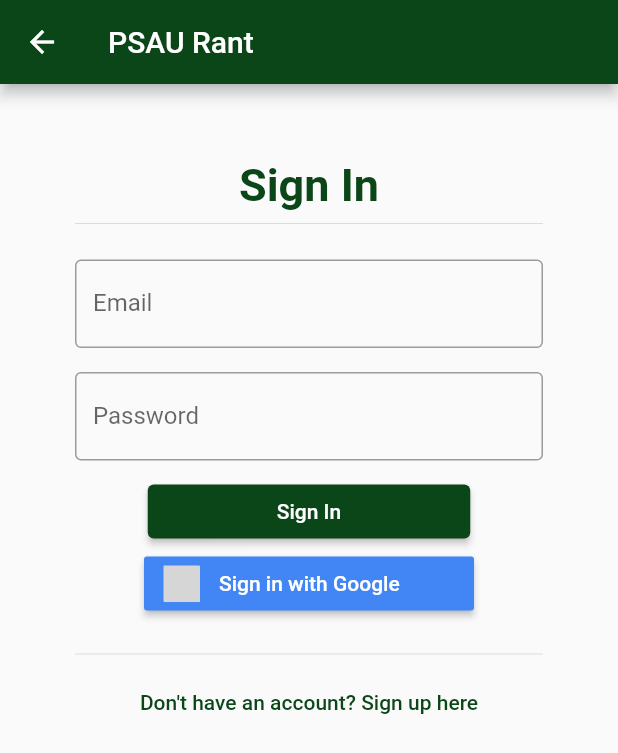
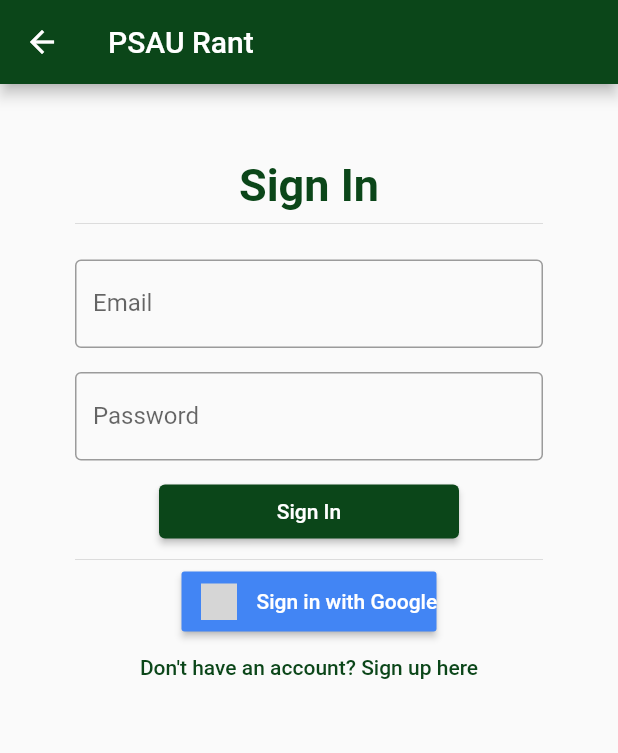
Before and after one commit to mmvergara/psau-rant-flutter, a Flutter app: the screen it shows after launch, after a tap on "Sign In", on a phone screen of 412 x 824 dp. Shown: the top 753 px of the screen. Run offline on Flutter 3.47's test engine with Material 2 defaults, Android fonts, the phone set to English and light mode, and no system bars; our stand-ins replace cloud_firestore, firebase_auth, firebase_core, flutter_signin_button, google_sign_in and 1 more; missing offline and left inert: dart:ffi; accounts and stored records are empty; grey boxes are pictures that could not be loaded.

Commit message:
ui improvements

```diff
--- a/lib/main.dart
+++ b/lib/main.dart
@@ -77,7 +77,7 @@ class _MyHomePageState extends State<MyHomePage> {
                       backgroundColor: PsauColors.primaryGreen,
                       foregroundColor: PsauColors.creamBg,
                       maximumSize: const Size(100, 100),
-                      padding: const EdgeInsets.only(right: 15),
+                      padding: const EdgeInsets.only(right: 15, left: 10),
                       shape: const RoundedRectangleBorder(
                         borderRadius: BorderRadius.all(Radius.circular(3)),
                       ),
--- a/lib/screen/auth/signin_page.dart
+++ b/lib/screen/auth/signin_page.dart
@@ -1,3 +1,5 @@
+import 'dart:math';
+
 import 'package:flutter/material.dart';
 import 'package:flutter_signin_button/button_list.dart';
 import 'package:flutter_signin_button/button_view.dart';
@@ -61,13 +63,20 @@ class _SignInPageState extends State<SignInPage> {
               onPressed: () {},
               style: ElevatedButton.styleFrom(
                 backgroundColor: PsauColors.primaryGreen,
-                fixedSize: const Size(215, 30),
+                fixedSize: const Size(200, 30),
               ),
               child: const Text('Sign In'),
             ),
-            SignInButton(Buttons.GoogleDark, onPressed: _signInWithGoogle),
-            const SizedBox(height: 15),
             const Divider(),
+            SizedBox(
+              height: 40,
+              width: 170,
+              child: SignInButton(
+                Buttons.GoogleDark,
+                onPressed: _signInWithGoogle,
+                elevation: 2,
+              ),
+            ),
             TextButton(
               onPressed: () async {
                 Uri url = Uri.parse("https://psaurant.vercel.app/auth/signup");
```
Also changed, not shown: lib/screen/flashcards/play_flash_cards_page.dart (+6 -5 lines), lib/screen/flashcards/saved_cardsets_page.dart (+9 -41 lines), lib/screen/mycards/dashboard.dart (+29 -5 lines), lib/screen/mycards/mycards_page.dart (+15 -3 lines), lib/services/card_set_service.dart (+10 -0 lines), lib/shared/cardset_card.dart (+46 -0 lines), 1 other file.
